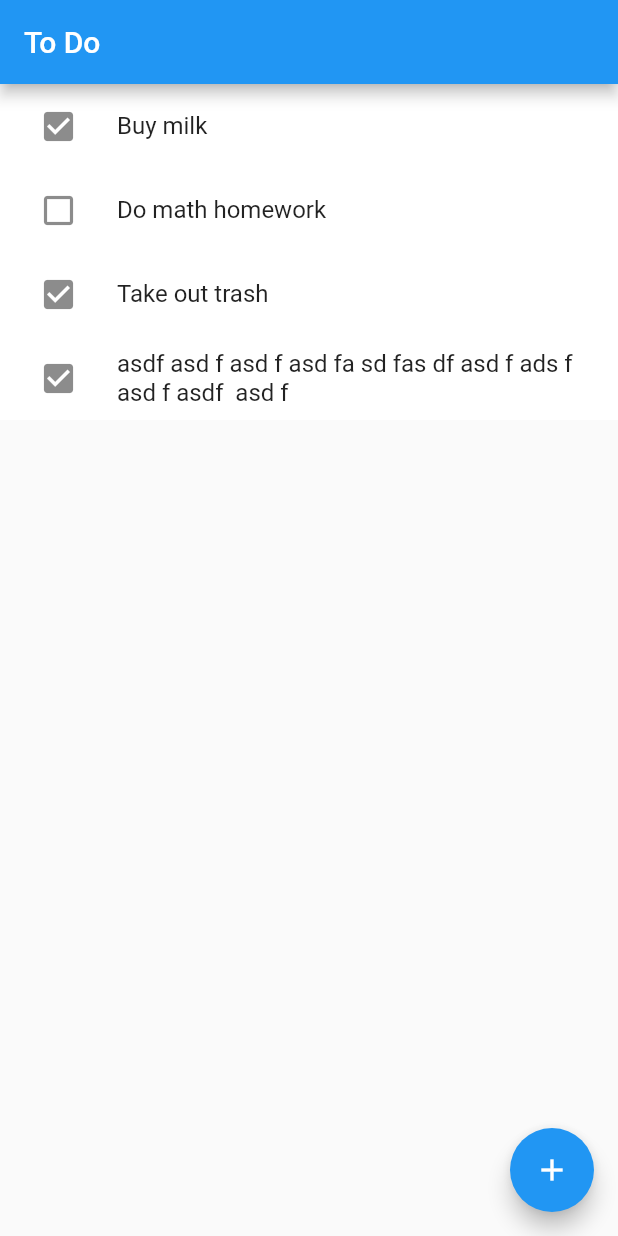
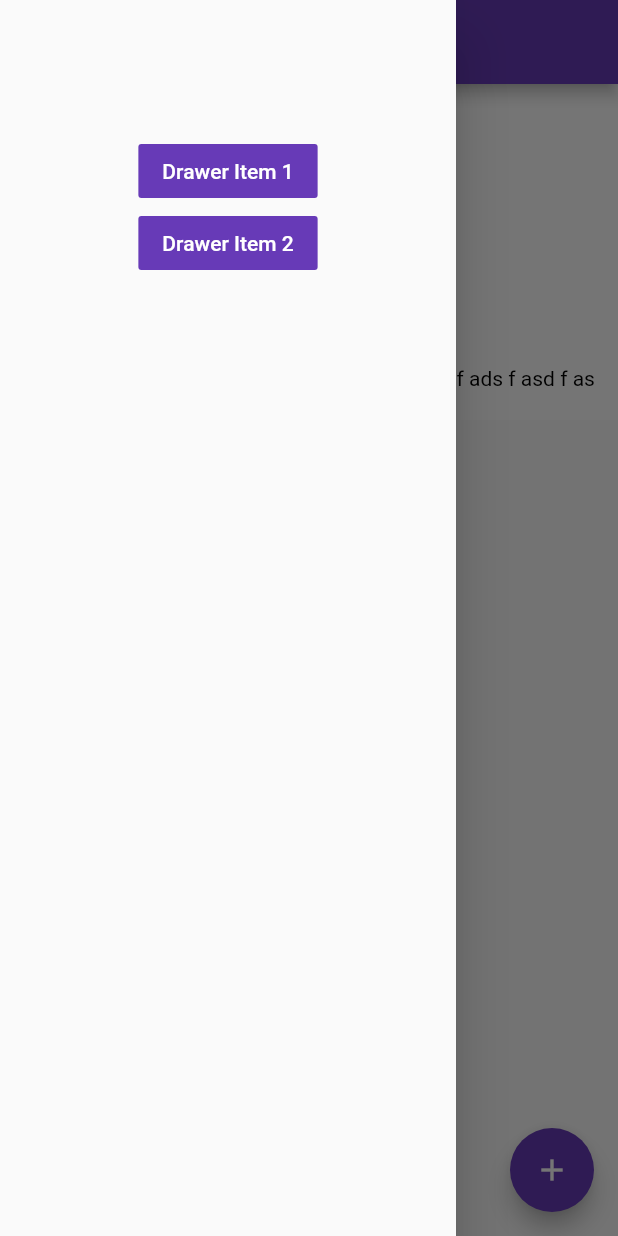
Before and after one commit to HaydenLeBaron/doit, a Flutter app: the screen it shows after launch, with the side drawer open (before the commit the screen has no drawer), on a phone screen of 412 x 824 dp. Run offline on Flutter 3.47's test engine with Material 2 defaults, Android fonts, the phone set to English and light mode, and no system bars.

Commit message:
Add drawer & ability to edit ui tasks

```diff
--- a/doit/lib/main.dart
+++ b/doit/lib/main.dart
@@ -20,7 +20,7 @@ class MyApp extends StatelessWidget {
           // or simply save your changes to "hot reload" in a Flutter IDE).
           // Notice that the counter didn't reset back to zero; the application
           // is not restarted.
-          primaryColor: Colors.blue,
+          primaryColor: Colors.deepPurple,
           accentColor: Colors.white,
         ),
         home: HomePage());
@@ -33,6 +33,27 @@ class HomePage extends StatelessWidget {
   @override
   Widget build(BuildContext context) {
     return Scaffold(
+      drawer: Drawer(
+        child: Padding(
+          padding: EdgeInsets.fromLTRB(16, 90, 16, 48),
+          child: Column(
+            children: [
+              FlatButton(
+                onPressed: () {},
+                child: Text("Drawer Item 1"),
+                color: Theme.of(context).primaryColor,
+                textColor: Colors.white,
+              ),
+              FlatButton(
+                onPressed: () {},
+                child: Text("Drawer Item 2"),
+                color: Theme.of(context).primaryColor,
+                textColor: Colors.white,
+              ),
+            ],
+          ),
+        ),
+      ),
       appBar: AppBar(
           title: Text("To Do"),
           backgroundColor: Theme.of(context).primaryColor),
@@ -163,7 +184,14 @@ class _TaskItemState extends State<TaskItem> {
           },
         ),
         tileColor: Theme.of(context).accentColor,
-        title: Text(widget.titleText),
+        title: EditableText(
+          maxLines: 1,
+          controller: TextEditingController(text: widget.titleText),
+          cursorColor: Theme.of(context).primaryColor,
+          backgroundCursorColor: Colors.orange,
+          style: TextStyle(color: Colors.black),
+          focusNode: FocusNode(),
+        ),
         onLongPress: () {}, // TODO: Implement move item on long-press (3)
       ),
     );
```
